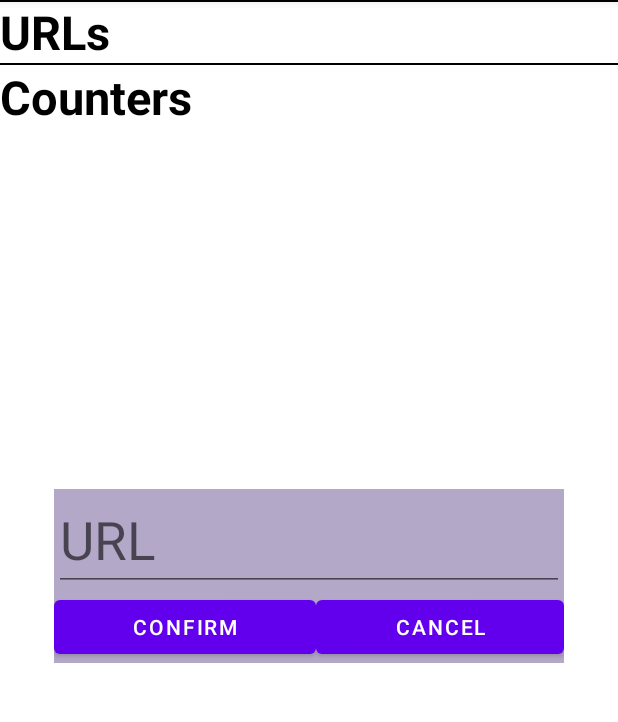
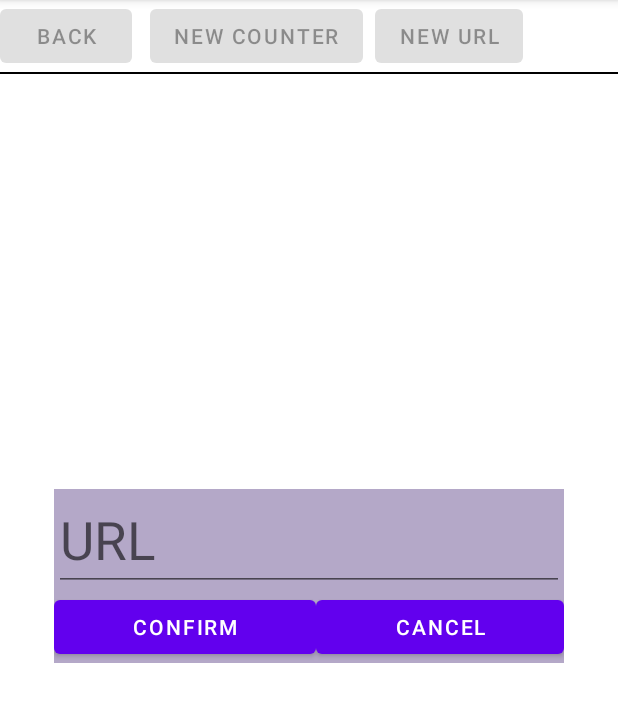
Before and after one commit to KatrinaGW/Stitcher-Personal-Project, an Android app: the DisplayProject screen opened directly, with no data from a screen before it, after a tap on "NEW URL", on a phone screen of 412 x 824 dp, the part 84-806 px from its top. Run offline under Robolectric (Android 15) with nearby library versions, the phone set to English and light mode, and no system bars; our stand-ins replace Firebase (no records; nobody signed in at launch, a user with empty details on screens opened directly); 3 statements that could not run were skipped.

Commit message:
refactor the fragment

```diff
--- a/app/src/main/java/com/example/stitcher/CountersActivity.java
+++ b/app/src/main/java/com/example/stitcher/CountersActivity.java
@@ -28,7 +28,7 @@ public class CountersActivity extends AppCompatActivity {
     @Override
     protected void onCreate(Bundle savedInstanceState) {
         super.onCreate(savedInstanceState);
-        setContentView(R.layout.display_strings);
+        setContentView(R.layout.display_projects);
 
     }
 
--- a/app/src/main/java/com/example/stitcher/DisplayProject.java
+++ b/app/src/main/java/com/example/stitcher/DisplayProject.java
@@ -24,9 +24,10 @@ import com.example.stitcher.models.Url;
 import com.google.android.material.floatingactionbutton.FloatingActionButton;
 
 import java.util.ArrayList;
+import java.util.UUID;
 import java.util.function.Function;
 
-public class DisplayProject extends AppCompatActivity implements AddUrlFragment.AddUrlFragmentHandler {
+public class DisplayProject extends AppCompatActivity implements EnterTextFragment.EnterTextFragmentHandler {
     UrlsArrayAdapter urlsArrayAdapter;
     CounterArrayAdapter counterArrayAdapter;
     ListView urlsListView;
@@ -39,6 +40,7 @@ public class DisplayProject extends AppCompatActivity implements AddUrlFragment.
     Button newUrlBtn;
     FloatingActionButton deleteUrlBtn;
     TextView countersHeader;
+    TextView urlsHeader;
     private boolean deletingURL;
 
     @Override
@@ -125,13 +127,21 @@ public class DisplayProject extends AppCompatActivity implements AddUrlFragment.
             public void onClick(View v) {
                 countersListView.setVisibility(View.GONE);
                 urlsListView.setVisibility(View.GONE);
-                backBtn.setVisibility(View.GONE);
-                newCounterBtn.setVisibility(View.GONE);
+                backBtn.setEnabled(false);
+                newCounterBtn.setEnabled(false);
+                countersHeader.setVisibility(View.GONE);
+                urlsHeader.setVisibility(View.GONE);
                 deleteUrlBtn.setVisibility(View.GONE);
-                newUrlBtn.setVisibility(View.GONE);
+                newUrlBtn.setEnabled(false);
+
+                Bundle bundle = new Bundle();
+                bundle.putInt(ViewConstants.FRAGMENT_ERROR_MSG.getValue(), R.string.url_error_msg);
+                EnterTextFragment fragment = new EnterTextFragment();
+                fragment.setArguments(bundle);
                 getSupportFragmentManager()
                         .beginTransaction()
-                        .add(R.id.add_url_fragment_container, AddUrlFragment.class, null)
+                        .add(R.id.add_url_fragment_container, EnterTextFragment.class, null)
+                        .replace(R.id.add_url_fragment_container, fragment, null)
                         .commit();
             }
         });
@@ -212,6 +222,7 @@ public class DisplayProject extends AppCompatActivity implements AddUrlFragment.
         newUrlBtn = findViewById(R.id.add_url_to_proj_btn);
         deleteUrlBtn = findViewById(R.id.delete_url_fab);
         countersHeader = findViewById(R.id.counters_header_text);
+        urlsHeader = findViewById(R.id.urls_header_txt);
         setAdapters();
         setListeners();
     }
@@ -220,18 +231,21 @@ public class DisplayProject extends AppCompatActivity implements AddUrlFragment.
     public void dismissFragment() {
         countersListView.setVisibility(View.VISIBLE);
         urlsListView.setVisibility(View.VISIBLE);
-        backBtn.setVisibility(View.VISIBLE);
-        newCounterBtn.setVisibility(View.VISIBLE);
+        backBtn.setEnabled(true);
+        newCounterBtn.setEnabled(true);
         deleteUrlBtn.setVisibility(View.VISIBLE);
-        newUrlBtn.setVisibility(View.VISIBLE);
+        newUrlBtn.setEnabled(true);
+        countersHeader.setVisibility(View.VISIBLE);
+        urlsHeader.setVisibility(View.VISIBLE);
 
         getSupportFragmentManager().beginTransaction().
                 remove(getSupportFragmentManager().findFragmentById(R.id.add_url_fragment_container)).commit();
     }
 
     @Override
-    public void createNewUrl(Url newUrl){
+    public void createNew(String input){
         UrlHandler urlHandler = new UrlHandler();
+        Url newUrl = new Url(UUID.randomUUID().toString(), input);
 
         urlHandler.createNewUrl(newUrl, project)
                 .thenAccept(success -> {
--- a/app/src/main/java/com/example/stitcher/DisplayUrlsActivity.java
+++ b/app/src/main/java/com/example/stitcher/DisplayUrlsActivity.java
@@ -28,7 +28,7 @@ public class DisplayUrlsActivity extends AppCompatActivity {
     @Override
     protected void onCreate(Bundle savedInstanceState) {
         super.onCreate(savedInstanceState);
-        setContentView(R.layout.display_strings);
+        setContentView(R.layout.display_projects);
 
     }
 
--- a/app/src/main/java/com/example/stitcher/AddUrlFragment.java
+++ b/app/src/main/java/com/example/stitcher/EnterTextFragment.java
@@ -13,29 +13,27 @@ import android.widget.TextView;
 import androidx.annotation.NonNull;
 import androidx.fragment.app.Fragment;
 
-import com.example.stitcher.controllers.handlers.UrlHandler;
-import com.example.stitcher.models.Url;
 
-import java.util.UUID;
-
-public class AddUrlFragment extends Fragment {
+public class EnterTextFragment extends Fragment {
     Button confirmBtn;
     Button cancelBtn;
-    EditText urlTxt;
-    AddUrlFragmentHandler fragmentHandler;
+    EditText enterTxt;
+    EnterTextFragmentHandler fragmentHandler;
     TextView errorTxt;
+    int errorCode;
 
-    interface AddUrlFragmentHandler{
+    interface EnterTextFragmentHandler {
         void dismissFragment();
-        void createNewUrl(Url url);
+        void createNew(String input);
     }
 
     @Override
     public View onCreateView(LayoutInflater inflater, ViewGroup container,
                              Bundle savedInstanceState){
         super.onCreateView(inflater, container, savedInstanceState);
+        errorCode = this.getArguments().getInt(ViewConstants.FRAGMENT_ERROR_MSG.getValue());
 
-        return inflater.inflate(R.layout.fragment_add_url,
+        return inflater.inflate(R.layout.fragment_enter_text,
                 container, false);
     }
 
@@ -43,8 +41,8 @@ public class AddUrlFragment extends Fragment {
     public void onAttach(@NonNull Context context){
         super.onAttach(context);
 
-        if(context instanceof AddUrlFragmentHandler){
-            fragmentHandler = (AddUrlFragmentHandler) context;
+        if(context instanceof EnterTextFragmentHandler){
+            fragmentHandler = (EnterTextFragmentHandler) context;
         }
     }
 
@@ -56,17 +54,15 @@ public class AddUrlFragment extends Fragment {
     }
 
     private void init(){
-        urlTxt = getView().findViewById(R.id.add_url_edittext);
-        confirmBtn = getView().findViewById(R.id.url_confirm_btn);
-        cancelBtn = getView().findViewById(R.id.url_cancel_btn);
-        errorTxt = getView().findViewById(R.id.new_url_error_txt);
+        enterTxt = getView().findViewById(R.id.enter_text_edittext);
+        confirmBtn = getView().findViewById(R.id.text_confirm_btn);
+        cancelBtn = getView().findViewById(R.id.text_cancel_btn);
+        errorTxt = getView().findViewById(R.id.txt_error_msg);
         errorTxt.setVisibility(View.GONE);
     }
 
-    private Boolean verifyInput(){
-        String urlInput = String.valueOf(urlTxt.getText());
-
-        return !urlInput.equals("");
+    private Boolean verifyInput(String input){
+        return !input.equals("");
     }
 
     private void setListeners(){
@@ -86,12 +82,12 @@ public class AddUrlFragment extends Fragment {
     }
 
     private void onConfirmClicked(){
-        UrlHandler urlHandler = new UrlHandler();
+        String inputTxt = enterTxt.getText().toString();
 
-        if(verifyInput()){
-            Url newUrl = new Url(UUID.randomUUID().toString(), urlTxt.getText().toString());
-            fragmentHandler.createNewUrl(newUrl);
+        if(verifyInput(inputTxt)){
+            fragmentHandler.createNew(inputTxt);
         }else{
+            errorTxt.setText(errorCode);
             errorTxt.setVisibility(View.VISIBLE);
 
             Handler handler = new Handler();
--- a/app/src/main/java/com/example/stitcher/ViewConstants.java
+++ b/app/src/main/java/com/example/stitcher/ViewConstants.java
@@ -1,6 +1,7 @@
 package com.example.stitcher;
 
 public enum ViewConstants {
+    FRAGMENT_ERROR_MSG("error_msg"),
     SELECTED_PROJECT("selectedProject"),
     SELECTED_COUNTER("selectedCounter"),
     SELECTED_URL("selectedUrl"),
--- a/app/src/main/java/com/example/stitcher/models/Project.java
+++ b/app/src/main/java/com/example/stitcher/models/Project.java
@@ -65,6 +65,10 @@ public class Project extends DatabaseObject implements Parcelable {
         this.urlIds.remove(urlId);
     }
 
+    public void removeCounter(String counterId){
+        this.counterIds.remove(counterId);
+    }
+
     @Override
     public int describeContents() {
         return 0;
--- a/app/src/main/res/layout/fragment_add_url.xml
+++ b/app/src/main/res/layout/fragment_enter_text.xml
@@ -12,15 +12,15 @@
         android:orientation="vertical">
 
         <EditText
-            android:id="@+id/add_url_edittext"
+            android:id="@+id/enter_text_edittext"
             android:layout_width="match_parent"
             android:layout_height="wrap_content"
-            android:hint="URL"
+            android:hint="@string/add_url_txt_msg"
             android:textColor="@color/white"
             android:textSize="16pt" />
 
         <TextView
-            android:id="@+id/new_url_error_txt"
+            android:id="@+id/txt_error_msg"
             android:layout_width="match_parent"
             android:layout_height="wrap_content"
             android:textSize="10pt"
@@ -35,14 +35,14 @@
             android:orientation="horizontal">
 
             <Button
-                android:id="@+id/url_confirm_btn"
+                android:id="@+id/text_confirm_btn"
                 android:layout_width="wrap_content"
                 android:layout_height="wrap_content"
                 android:layout_weight="1"
                 android:text="Confirm" />
 
             <Button
-                android:id="@+id/url_cancel_btn"
+                android:id="@+id/text_cancel_btn"
                 android:layout_width="wrap_content"
                 android:layout_height="wrap_content"
                 android:layout_weight="1"
--- a/app/src/main/res/values/strings.xml
+++ b/app/src/main/res/values/strings.xml
@@ -18,4 +18,8 @@
     <string name="counter_label_txt">Counter Label:</string>
     <string name="saved_msg_text">Saved!</string>
     <string name="delete_url">Delete Url</string>
+    <string name="add_url_txt_msg">URL</string>
+    <string name="project_name_msg">Project Name</string>
+    <string name="url_error_msg">Please enter a URL!</string>
+    <string name="project_name_error_msg">Please enter a Project Name!</string>
 </resources>
```
Also changed, not shown: app/src/main/java/com/example/stitcher/DisplayProjectsActivity.java (+3 -4 lines), app/src/main/java/com/example/stitcher/StitchCounterActivity.java (+26 -6 lines), app/src/main/java/com/example/stitcher/controllers/ProjectsCollection.java (+24 -0 lines), app/src/main/java/com/example/stitcher/controllers/handlers/CounterHandler.java (+52 -0 lines), app/src/main/res/layout/display_projects.xml (renamed from app/src/main/res/layout/display_strings.xml, +8 -0 lines).
